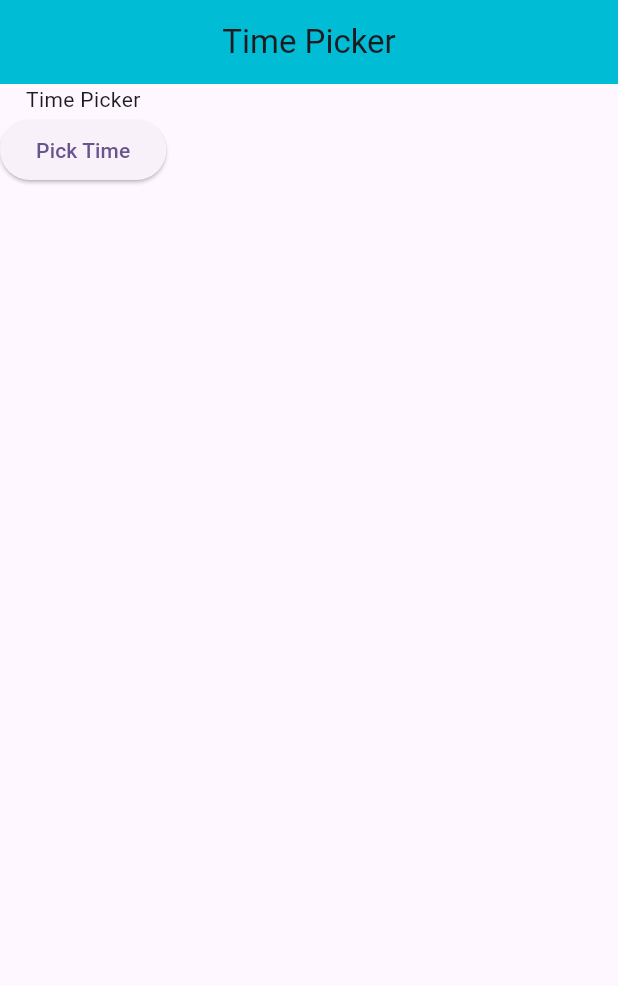
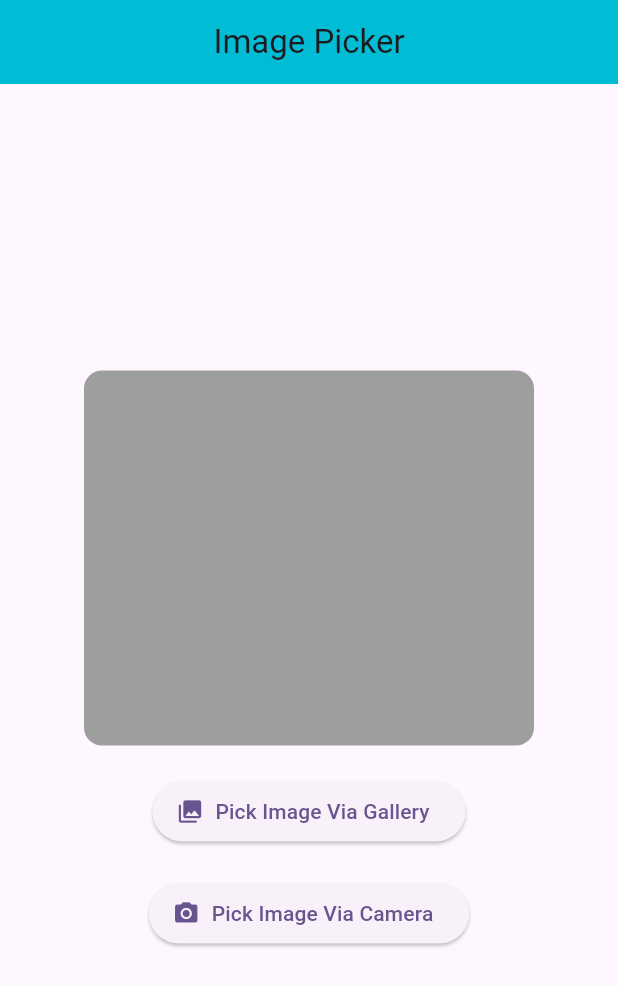
Before and after one commit to KapilMukati-Yunicorn/training_projects, a Flutter app: the screen it shows after launch, on a phone screen of 412 x 824 dp. Shown: the top 986 px of the screen. Run offline on Flutter 3.47's test engine with Material 3 defaults, Android fonts, the phone set to English and light mode, and no system bars; our stand-ins replace another_flushbar, cached_network_image, fluttertoast, image_cropper, image_picker.

Commit message:
Time, Date and Image picker practice code

```diff
--- a/lib/flutter_widgets/date_picker.dart
+++ b/lib/flutter_widgets/date_picker.dart
@@ -37,6 +37,7 @@ class _CustomDatePickerState extends State<CustomDatePicker> {
                         // primary: Colors.cyan,
                         // onPrimary: Colors.white,
                         // onSurface: Colors.black
+
                         datePickerTheme: DatePickerThemeData(
                           dayShape: MaterialStateProperty.all(
                             RoundedRectangleBorder(
@@ -83,6 +84,7 @@ class _CustomDatePickerState extends State<CustomDatePicker> {
                           todayBackgroundColor: MaterialStateProperty.all(
                             Colors.red.shade400,
                           ),
+
                           backgroundColor: Colors.grey.shade300,
                           headerBackgroundColor: Colors.cyan,
                           headerForegroundColor: Colors.white,
--- /dev/null
+++ b/lib/flutter_widgets/image_picker.dart
@@ -0,0 +1,155 @@
+import 'package:flutter/material.dart';
+import 'package:image_picker/image_picker.dart';
+import 'package:image_cropper/image_cropper.dart';
+import '';
+import 'dart:io';
+
+class CustomImagePicker extends StatefulWidget {
+  const CustomImagePicker({super.key});
+
+  @override
+  State<CustomImagePicker> createState() => _CustomImagePickerState();
+}
+
+class _CustomImagePickerState extends State<CustomImagePicker> {
+  final ImagePicker _imagePicker = ImagePicker();
+  File? _imageFile;
+  bool _isLoading = false;
+
+  // pick from gallery
+  Future<File?> pickFromGallery() async {
+    try {
+      final XFile? picked = await _imagePicker.pickImage(
+        source: ImageSource.gallery,
+      );
+      if (picked == null) return null;
+      // setState(() {
+      //   _imageFile = File(picked.path);
+      // });
+      return File(picked.path);
+    } catch (e) {
+      print("Error Occurred during selecting image: $e");
+      ScaffoldMessenger.of(
+        context,
+      ).showSnackBar(SnackBar(content: Text("Error picking image : $e")));
+      return null;
+    }
+  }
+
+  // pick image from camera
+  Future<File?> pickFromCamera() async {
+    try {
+      final XFile? picked = await _imagePicker.pickImage(
+        source: ImageSource.camera,
+      );
+      if (picked == null) return null;
+      // setState(() {
+      //   _imageFile = File(picked.path);
+      // });
+      return File(picked.path);
+    } catch (e) {
+      print("Error Occurred during clicking image: $e");
+      ScaffoldMessenger.of(
+        context,
+      ).showSnackBar(SnackBar(content: Text("Error picking image : $e")));
+      return null;
+    }
+  }
+
+  @override
+  Widget build(BuildContext context) {
+    return Scaffold(
+      appBar: AppBar(
+        title: Text("Image Picker"),
+        centerTitle: true,
+        backgroundColor: Colors.cyan,
+      ),
+      body: SizedBox(
+        width: MediaQuery.of(context).size.width,
+        child: Column(
+          mainAxisAlignment: MainAxisAlignment.center,
+          spacing: 20,
+          children: [
+            Container(
+              clipBehavior: Clip.hardEdge,
+              height: 250,
+              width: 300,
+              decoration: BoxDecoration(
+                color: Colors.grey,
+                borderRadius: BorderRadius.circular(12),
+              ),
+              child: _isLoading
+                  ? Center(child: CircularProgressIndicator())
+                  : _imageFile != null
+                  ? Image.file(
+                      _imageFile!,
+                      width: MediaQuery.of(context).size.width,
+                      height: MediaQuery.of(context).size.height,
+                      fit: BoxFit.cover,
+                    )
+                  : SizedBox(),
+            ),
+            ElevatedButton.icon(
+              icon: Icon(Icons.photo_library),
+              label: Text("Pick Image Via Gallery"),
+              onPressed: () async {
+                _imageFile = await pickFromGallery();
+                if (_imageFile != null) {
+                  CroppedFile? croppedFile = await ImageCropper().cropImage(
+                    sourcePath: _imageFile!.path,
+                    uiSettings: [
+                      AndroidUiSettings(
+                        toolbarTitle: 'Cropper',
+                        toolbarColor: Colors.deepOrange,
+                        toolbarWidgetColor: Colors.white,
+                        aspectRatioPresets: [
+                          CropAspectRatioPreset.original,
+                          CropAspectRatioPreset.square,
+                        ],
+                      ),
+                    ],
+                  );
+                  if(croppedFile != null){
+                    _imageFile = File(croppedFile.path);
+                  }
+                  setState(() {});
+                } else {
+                  print(" Please Select Image");
+                }
+              },
+            ),
+            ElevatedButton.icon(
+              icon: Icon(Icons.photo_camera),
+              label: Text("Pick Image Via Camera"),
+              onPressed: () async {
+                _imageFile = await pickFromCamera();
+                if (_imageFile != null) {
+                  CroppedFile? croppedFile = await ImageCropper().cropImage(
+                    sourcePath: _imageFile!.path,
+                    uiSettings: [
+                      AndroidUiSettings(
+                        toolbarTitle: 'Cropper',
+                        toolbarColor: Colors.deepOrange,
+                        toolbarWidgetColor: Colors.white,
+                        aspectRatioPresets: [
+                          CropAspectRatioPreset.original,
+                          CropAspectRatioPreset.square,
+                        ],
+                      ),
+                    ],
+                  );
+                  if(croppedFile != null){
+                    _imageFile = File(croppedFile.path);
+                  }
+                  setState(() {});
+                } else {
+                  print(" Please Select Image");
+                }
+              },
+            ),
+          ],
+        ),
+      ),
+    );
+  }
+}
--- a/lib/flutter_widgets/listtile_widget.dart
+++ b/lib/flutter_widgets/listtile_widget.dart
@@ -26,7 +26,7 @@ class MyCustomListTileWidget extends StatelessWidget {
               title: Text("Raj$index"),
               hoverColor: Colors.blueGrey.shade200,
               tileColor: Colors.blueGrey.shade50,
-              splashColor: Colors.green.shade100,
+              // splashColor: Colors.green.shade100,
               // minTileHeight: 20,
               style: ListTileStyle.list,
               // textColor: Colors.red,
@@ -69,6 +69,7 @@ class MyCustomListTileWidget extends StatelessWidget {
                       mainAxisSize: MainAxisSize.min,
                       children: [
                         ListTile(
+                          statesController: WidgetStatesController(),
                           leading: const Icon(Icons.edit),
                           title: const Text("Edit"),
                           onTap: () => Navigator.pop(context, "Edit"),
--- a/lib/flutter_widgets/time_picker.dart
+++ b/lib/flutter_widgets/time_picker.dart
@@ -25,13 +25,17 @@ class _MyCustomTimePickerState extends State<MyCustomTimePicker> {
                 context: context,
                 initialTime: TimeOfDay.now(),
                 builder: (context, child) {
+                  print("-------------------------------------");
+                  print(child);
+                  print("---------------------------------------");
                   return Theme(data: Theme.of(context).copyWith(
                     timePickerTheme: TimePickerThemeData(
                       dialBackgroundColor: Colors.deepPurple.shade300,
                       dialHandColor: Colors.grey,
-                      dialTextColor: Colors.white60,
+                      dialTextColor: Colors.white,
                       backgroundColor: Colors.grey,
                       hourMinuteColor: Colors.white,
+                      hourMinuteShape: CircleBorder(),
                       dayPeriodColor: Colors.deepPurple.shade300,
                       dayPeriodShape: RoundedRectangleBorder(borderRadius: BorderRadius.all(Radius.elliptical(10, 40))),
                       dialTextStyle: TextStyle(
--- a/lib/main.dart
+++ b/lib/main.dart
@@ -12,6 +12,7 @@ import 'package:training/flutter_widgets/container_widget.dart';
 import 'package:training/flutter_widgets/custom_navbar.dart';
 import 'package:training/flutter_widgets/date_picker.dart';
 import 'package:training/flutter_widgets/image_network_image.dart';
+import 'package:training/flutter_widgets/image_picker.dart';
 import 'package:training/flutter_widgets/listtile_widget.dart';
 import 'package:training/flutter_widgets/listview_widgets.dart';
 import 'package:training/flutter_widgets/modal_bottom_sheet.dart';
@@ -81,7 +82,8 @@ class MyApp extends StatelessWidget {
       // home: MyCustomBottomSheet(),
       // home: MyAlertWidget(),
       // home: CustomDatePicker(),
-      home: MyCustomTimePicker(),
+      // home: MyCustomTimePicker(),
+      home: CustomImagePicker(),
       debugShowCheckedModeBanner: false,
     );
   }
--- a/pubspec.yaml
+++ b/pubspec.yaml
@@ -38,6 +38,8 @@ dependencies:
   fluttertoast: ^9.0.0
   another_flushbar: ^1.12.32
   intl: ^0.20.2
+  image_picker: ^1.2.0
+  image_cropper: ^11.0.0
 
 dev_dependencies:
   flutter_test:
```
Also changed, not shown: lib/flutter_widgets/switch.dart (added), pubspec.lock, 1 other file.
